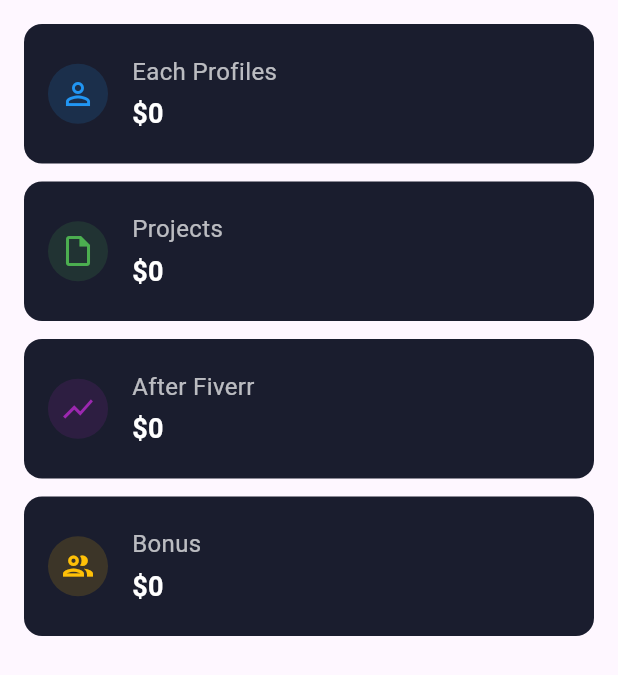
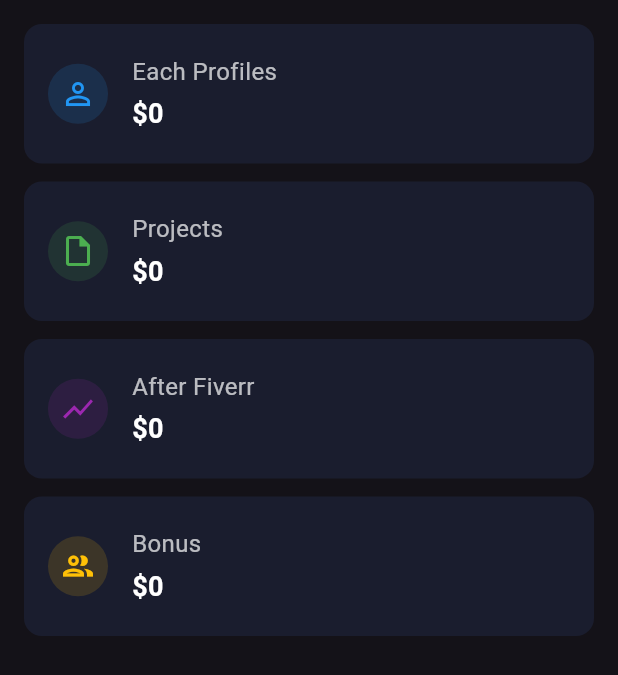
Before and after one commit to MTS-Services/MTS-App, a Flutter app: the screen it shows after launch, on a phone screen of 412 x 824 dp. Shown: the top 675 px of the screen. Run offline on Flutter 3.47's test engine with Material 3 defaults, Android fonts, the phone set to English and light mode, and no system bars.

Commit message:
add dark mood

```diff
--- a/lib/mts_app.dart
+++ b/lib/mts_app.dart
@@ -1,6 +1,6 @@
 import 'package:flutter/material.dart';
 import 'package:mts_app/src/view/screen/home_screen.dart';
-import 'package:mts_app/src/view/screen/login_screen.dart';
+
 
 class MtsApp extends StatelessWidget {
   const MtsApp({super.key});
@@ -10,6 +10,12 @@ class MtsApp extends StatelessWidget {
     return MaterialApp(
       title: 'MTS App',
       home: HomeScreen(),
+      debugShowCheckedModeBanner: false,
+      themeMode: ThemeMode.dark,
+      theme: ThemeData(
+        brightness: Brightness.dark,
+        primaryColor: Colors.black,
+      ),
     );
   }
 }
```
